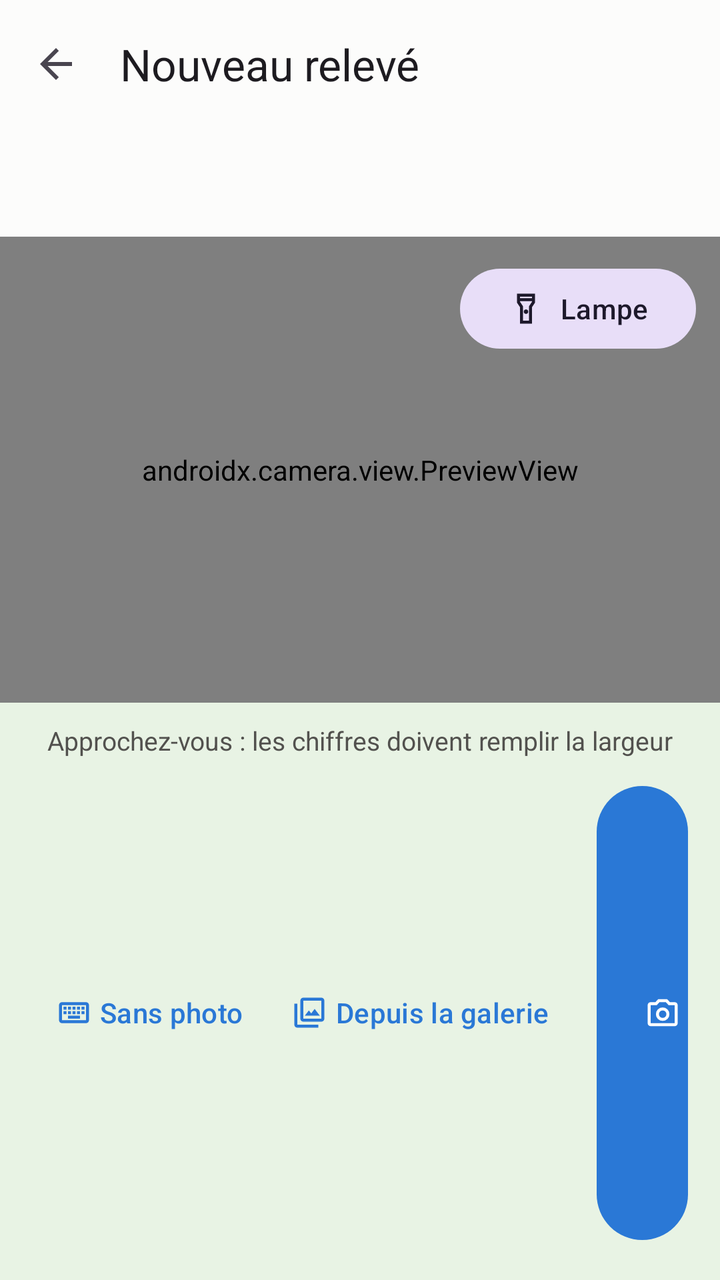
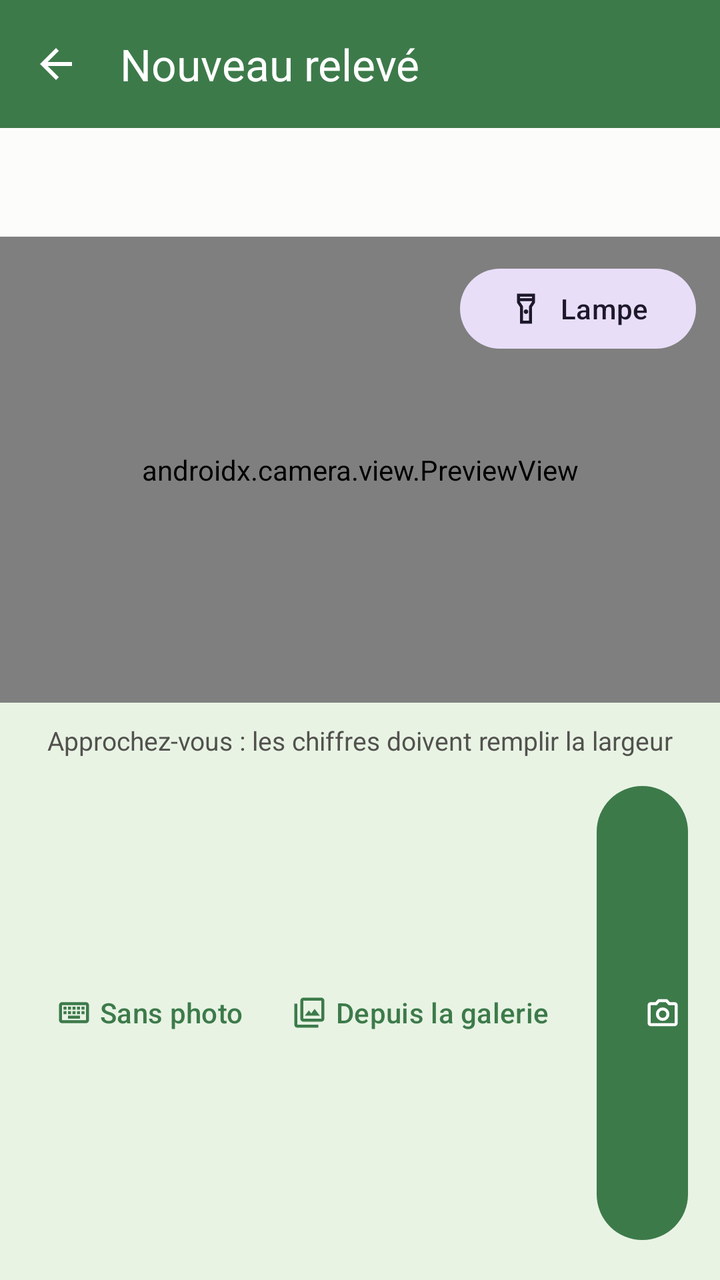

An Android layout rendered at two revisions. The XML below is the earlier revision; the diff shows what the commit changed to produce the second picture.
<!-- AndroidManifest.xml: application theme Theme.SuiviCompteurs -->
<!-- res/layout/activity_saisie.xml -->
<?xml version="1.0" encoding="utf-8"?>
<LinearLayout xmlns:android="http://schemas.android.com/apk/res/android"
    xmlns:app="http://schemas.android.com/apk/res-auto"
    android:id="@+id/root"
    android:layout_width="match_parent"
    android:layout_height="match_parent"
    android:orientation="vertical"
    android:background="@color/plan">

    <com.google.android.material.appbar.MaterialToolbar
        android:id="@+id/barre"
        android:layout_width="match_parent"
        android:layout_height="?attr/actionBarSize"
        android:background="@color/surface"
        app:navigationIcon="@drawable/ic_retour"
        app:title="@string/titre_saisie" />

    <LinearLayout
        android:layout_width="match_parent"
        android:layout_height="wrap_content"
        android:orientation="vertical"
        android:background="@color/surface"
        android:paddingHorizontal="16dp"
        android:paddingBottom="12dp">

        <TextView
            android:id="@+id/titre"
            android:layout_width="match_parent"
            android:layout_height="wrap_content"
            android:textColor="@color/encre"
            android:textSize="17sp"
            android:textStyle="bold" />

        <TextView
            android:id="@+id/rappelIndex"
            android:layout_width="match_parent"
            android:layout_height="wrap_content"
            android:layout_marginTop="2dp"
            android:textColor="@color/encre_2"
            android:textSize="13sp" />
    </LinearLayout>

    
    <LinearLayout
        android:id="@+id/zoneCamera"
        android:layout_width="match_parent"
        android:layout_height="0dp"
        android:layout_weight="1"
        android:orientation="vertical">

        <FrameLayout
            android:layout_width="match_parent"
            android:layout_height="0dp"
            android:layout_weight="1">

            <androidx.camera.view.PreviewView
                android:id="@+id/apercu"
                android:layout_width="match_parent"
                android:layout_height="match_parent" />

            <com.google.android.material.button.MaterialButton
                android:id="@+id/boutonLampe"
                app:icon="@drawable/ic_lampe"
                style="@style/Widget.Material3.Button.TonalButton"
                android:layout_width="wrap_content"
                android:layout_height="wrap_content"
                android:layout_gravity="top|end"
                android:layout_margin="12dp"
                android:text="@string/lampe_allumer" />
        </FrameLayout>

        <TextView
            android:layout_width="match_parent"
            android:layout_height="wrap_content"
            android:gravity="center"
            android:paddingVertical="10dp"
            android:text="@string/cadrer_le_compteur"
            android:textColor="@color/encre_2"
            android:textSize="13sp" />

        <LinearLayout
            android:layout_width="match_parent"
            android:layout_height="wrap_content"
            android:orientation="horizontal"
            android:gravity="center"
            android:paddingHorizontal="16dp"
            android:paddingBottom="16dp">

            <com.google.android.material.button.MaterialButton
                android:id="@+id/boutonSansPhoto"
                app:icon="@drawable/ic_clavier"
                style="@style/Widget.Material3.Button.TextButton"
                android:layout_width="wrap_content"
                android:layout_height="wrap_content"
                android:text="@string/sans_photo" />

            <com.google.android.material.button.MaterialButton
                android:id="@+id/boutonGalerie"
                app:icon="@drawable/ic_galerie"
                style="@style/Widget.Material3.Button.TextButton"
                android:layout_width="wrap_content"
                android:layout_height="wrap_content"
                android:text="@string/depuis_galerie" />

            <com.google.android.material.button.MaterialButton
                android:id="@+id/boutonDeclencher"
                app:icon="@drawable/ic_photo"
                android:layout_width="0dp"
                android:layout_height="wrap_content"
                android:layout_weight="1"
                android:layout_marginStart="12dp"
                android:text="@string/declencher" />
        </LinearLayout>
    </LinearLayout>

    
    <ScrollView
        android:id="@+id/zoneFormulaire"
        android:layout_width="match_parent"
        android:layout_height="0dp"
        android:layout_weight="1"
        android:visibility="gone">

        <LinearLayout
            android:layout_width="match_parent"
            android:layout_height="wrap_content"
            android:orientation="vertical"
            android:padding="16dp">

            <be.suivicompteurs.app.ocr.VueCadrage
                android:id="@+id/apercuPhoto"
                android:layout_width="match_parent"
                android:layout_height="240dp"
                android:visibility="gone"
                android:contentDescription="@string/entourer_le_cadran" />

            <TextView
                android:id="@+id/consigneCadrage"
                android:layout_width="match_parent"
                android:layout_height="wrap_content"
                android:layout_marginTop="6dp"
                android:text="@string/entourer_le_cadran"
                android:textColor="@color/encre_3"
                android:textSize="12.5sp"
                android:visibility="gone" />

            <com.google.android.material.button.MaterialButton
                android:id="@+id/boutonLireZone"
                app:icon="@drawable/ic_zone"
                style="@style/Widget.Material3.Button.OutlinedButton"
                android:layout_width="match_parent"
                android:layout_height="wrap_content"
                android:layout_marginTop="8dp"
                android:enabled="false"
                android:text="@string/lire_la_zone"
                android:visibility="gone" />

            <TextView
                android:id="@+id/messageOcr"
                android:layout_width="match_parent"
                android:layout_height="wrap_content"
                android:layout_marginTop="12dp"
                android:textSize="13sp"
                android:visibility="gone" />

            <LinearLayout
                android:layout_width="match_parent"
                android:layout_height="wrap_content"
                android:layout_marginTop="16dp"
                android:orientation="horizontal"
                android:gravity="bottom">

                <com.google.android.material.textfield.TextInputLayout
                    android:id="@+id/champIndexConteneur"
                    style="@style/Widget.Material3.TextInputLayout.OutlinedBox"
                    android:layout_width="0dp"
                    android:layout_height="wrap_content"
                    android:layout_weight="1"
                    android:hint="@string/index_releve">

                    <com.google.android.material.textfield.TextInputEditText
                        android:id="@+id/champIndex"
                        android:layout_width="match_parent"
                        android:layout_height="wrap_content"
                        android:inputType="numberDecimal"
                        android:textSize="22sp" />
                </com.google.android.material.textfield.TextInputLayout>

                <TextView
                    android:id="@+id/uniteChamp"
                    android:layout_width="wrap_content"
                    android:layout_height="wrap_content"
                    android:layout_marginStart="10dp"
                    android:layout_marginBottom="16dp"
                    android:textColor="@color/encre_2"
                    android:textSize="16sp" />
            </LinearLayout>

            <com.google.android.material.textfield.TextInputLayout
                style="@style/Widget.Material3.TextInputLayout.OutlinedBox"
                android:layout_width="match_parent"
                android:layout_height="wrap_content"
                android:layout_marginTop="4dp"
                android:hint="@string/date_du_releve"
                app:endIconDrawable="@drawable/ic_evenement"
                app:endIconMode="custom">

                
                <com.google.android.material.textfield.TextInputEditText
                    android:id="@+id/champDate"
                    android:layout_width="match_parent"
                    android:layout_height="wrap_content"
                    android:cursorVisible="false"
                    android:focusable="false"
                    android:inputType="none" />
            </com.google.android.material.textfield.TextInputLayout>

            <com.google.android.material.textfield.TextInputLayout
                style="@style/Widget.Material3.TextInputLayout.OutlinedBox"
                android:layout_width="match_parent"
                android:layout_height="wrap_content"
                android:layout_marginTop="4dp"
                android:hint="@string/commentaire">

                <com.google.android.material.textfield.TextInputEditText
                    android:id="@+id/champCommentaire"
                    android:layout_width="match_parent"
                    android:layout_height="wrap_content"
                    android:inputType="textCapSentences" />
            </com.google.android.material.textfield.TextInputLayout>

            <com.google.android.material.checkbox.MaterialCheckBox
                android:id="@+id/caseAnnuel"
                android:layout_width="match_parent"
                android:layout_height="wrap_content"
                android:layout_marginTop="4dp"
                android:text="@string/releve_annuel" />

            <TextView
                android:layout_width="match_parent"
                android:layout_height="wrap_content"
                android:paddingStart="12dp"
                android:paddingEnd="12dp"
                android:text="@string/releve_annuel_aide"
                android:textAppearance="?attr/textAppearanceBodySmall" />

            <com.google.android.material.button.MaterialButton
                android:id="@+id/boutonEnregistrer"
                app:icon="@drawable/ic_valider"
                android:layout_width="match_parent"
                android:layout_height="wrap_content"
                android:layout_marginTop="20dp"
                android:text="@string/enregistrer" />

            <com.google.android.material.button.MaterialButton
                android:id="@+id/boutonReprendre"
                app:icon="@drawable/ic_reprendre"
                style="@style/Widget.Material3.Button.TextButton"
                android:layout_width="match_parent"
                android:layout_height="wrap_content"
                android:layout_marginTop="4dp"
                android:text="@string/reprendre" />
        </LinearLayout>
    </ScrollView>
</LinearLayout>
<!-- resources referenced by this layout -->
<resources>
  <color name="encre">#0B0B0B</color>
  <color name="encre_2">#52514E</color>
  <color name="encre_3">#898781</color>
  <color name="plan">#E8F3E4</color>
  <color name="surface">#FCFCFB</color>
  <!-- drawable ic_retour (drawable) -->
  <vector xmlns:android="http://schemas.android.com/apk/res/android"
      android:width="24dp"
      android:height="24dp"
      android:viewportWidth="24"
      android:viewportHeight="24"
      android:tint="?attr/colorControlNormal">
      <path
          android:fillColor="#000000"
          android:pathData="M20,11H7.83l5.59,-5.59L12,4l-8,8 8,8 1.41,-1.41L7.83,13H20v-2z" />
  </vector>
  <!-- drawable ic_valider (drawable) -->
  <?xml version="1.0" encoding="utf-8"?>
  <vector xmlns:android="http://schemas.android.com/apk/res/android"
      android:width="24dp"
      android:height="24dp"
      android:viewportWidth="960"
      android:viewportHeight="960"
      android:tint="?attr/colorControlNormal">
      <group android:translateY="960">
          <path
              android:fillColor="#000000"
              android:pathData="M382-240 154-468l57-57 171 171 367-367 57 57-424 424Z" />
      </group>
  </vector>
  <string name="cadrer_le_compteur">Approchez-vous : les chiffres doivent remplir la largeur</string>
  <string name="commentaire">Commentaire (facultatif)</string>
  <string name="date_du_releve">Date du relevé</string>
  <string name="declencher">Photographier</string>
  <string name="depuis_galerie">Depuis la galerie</string>
  <string name="enregistrer">Enregistrer</string>
  <string name="entourer_le_cadran">Entourez les chiffres du cadran avec le doigt, puis relancez la lecture.</string>
  <string name="index_releve">Index relevé</string>
  <string name="lampe_allumer">Lampe</string>
  <string name="lire_la_zone">Lire la zone entourée</string>
  <string name="releve_annuel">Relevé annuel</string>
  <string name="releve_annuel_aide">À cocher pour le relevé qui clôt l\'année : les prévisions partiront de cette date.</string>
  <string name="reprendre">Reprendre la photo</string>
  <string name="sans_photo">Sans photo</string>
  <string name="titre_saisie">Nouveau relevé</string>
  <style name="Theme.SuiviCompteurs" parent="Theme.Material3.DayNight.NoActionBar">
          <item name="colorPrimary">@color/primaire</item>
          <item name="colorPrimaryDark">@color/primaire_sombre</item>
          <item name="colorSecondary">@color/primaire</item>
          <item name="android:colorBackground">@color/plan</item>
          
          <item name="android:statusBarColor" tools:targetApi="l">@android:color/transparent</item>
          <item name="android:navigationBarColor" tools:targetApi="l">@android:color/transparent</item>
      </style>
  <color name="primaire">#2A78D6</color>
  <color name="primaire_sombre">#1C5CAB</color>
  <!-- unchanged entries left out for length: 7 -->
</resources>

<!-- the commit's change to res/layout/activity_saisie.xml (unified diff, before → after) -->
@@ -9,9 +9,7 @@
 
     <com.google.android.material.appbar.MaterialToolbar
         android:id="@+id/barre"
-        android:layout_width="match_parent"
-        android:layout_height="?attr/actionBarSize"
-        android:background="@color/surface"
+        style="@style/BarreTitre"
         app:navigationIcon="@drawable/ic_retour"
         app:title="@string/titre_saisie" />
 
@@ -173,6 +171,7 @@
                 <com.google.android.material.textfield.TextInputLayout
                     android:id="@+id/champIndexConteneur"
                     style="@style/Widget.Material3.TextInputLayout.OutlinedBox"
+                    app:boxBackgroundColor="@android:color/white"
                     android:layout_width="0dp"
                     android:layout_height="wrap_content"
                     android:layout_weight="1"
@@ -198,6 +197,7 @@
 
             <com.google.android.material.textfield.TextInputLayout
                 style="@style/Widget.Material3.TextInputLayout.OutlinedBox"
+                    app:boxBackgroundColor="@android:color/white"
                 android:layout_width="match_parent"
                 android:layout_height="wrap_content"
                 android:layout_marginTop="4dp"
@@ -217,6 +217,7 @@
 
             <com.google.android.material.textfield.TextInputLayout
                 style="@style/Widget.Material3.TextInputLayout.OutlinedBox"
+                    app:boxBackgroundColor="@android:color/white"
                 android:layout_width="match_parent"
                 android:layout_height="wrap_content"
                 android:layout_marginTop="4dp"
<!-- resource entries referenced after the edit -->
@@ -45,17 +45,34 @@
   <string name="reprendre">Reprendre la photo</string>
   <string name="sans_photo">Sans photo</string>
   <string name="titre_saisie">Nouveau relevé</string>
+  <style name="BarreTitre">
+          <item name="android:layout_width">match_parent</item>
+          <item name="android:layout_height">wrap_content</item>
+          <item name="android:minHeight">?attr/actionBarSize</item>
+          <item name="android:background">@color/barre</item>
+          <item name="android:theme">@style/ThemeOverlay.Material3.Dark.ActionBar</item>
+          <item name="popupTheme">@style/MenuClair</item>
+          <item name="titleTextColor">@android:color/white</item>
+      </style>
   <style name="Theme.SuiviCompteurs" parent="Theme.Material3.DayNight.NoActionBar">
           <item name="colorPrimary">@color/primaire</item>
           <item name="colorPrimaryDark">@color/primaire_sombre</item>
           <item name="colorSecondary">@color/primaire</item>
           <item name="android:colorBackground">@color/plan</item>
           
+          <item name="colorSurfaceContainer">@color/plan</item>
+          
           <item name="android:statusBarColor" tools:targetApi="l">@android:color/transparent</item>
           <item name="android:navigationBarColor" tools:targetApi="l">@android:color/transparent</item>
+          
+          <item name="android:windowLightStatusBar" tools:targetApi="m">false</item>
       </style>
-  <color name="primaire">#2A78D6</color>
-  <color name="primaire_sombre">#1C5CAB</color>
+  <color name="barre">#3D7A4A</color>
+  <style name="MenuClair" parent="ThemeOverlay.Material3.Light">
+          <item name="colorSurfaceContainer">@color/plan</item>
+      </style>
+  <color name="primaire">#3D7A4A</color>
+  <color name="primaire_sombre">#2C5E37</color>
   <!-- unchanged entries left out for length: 7 -->
 </resources>
 
